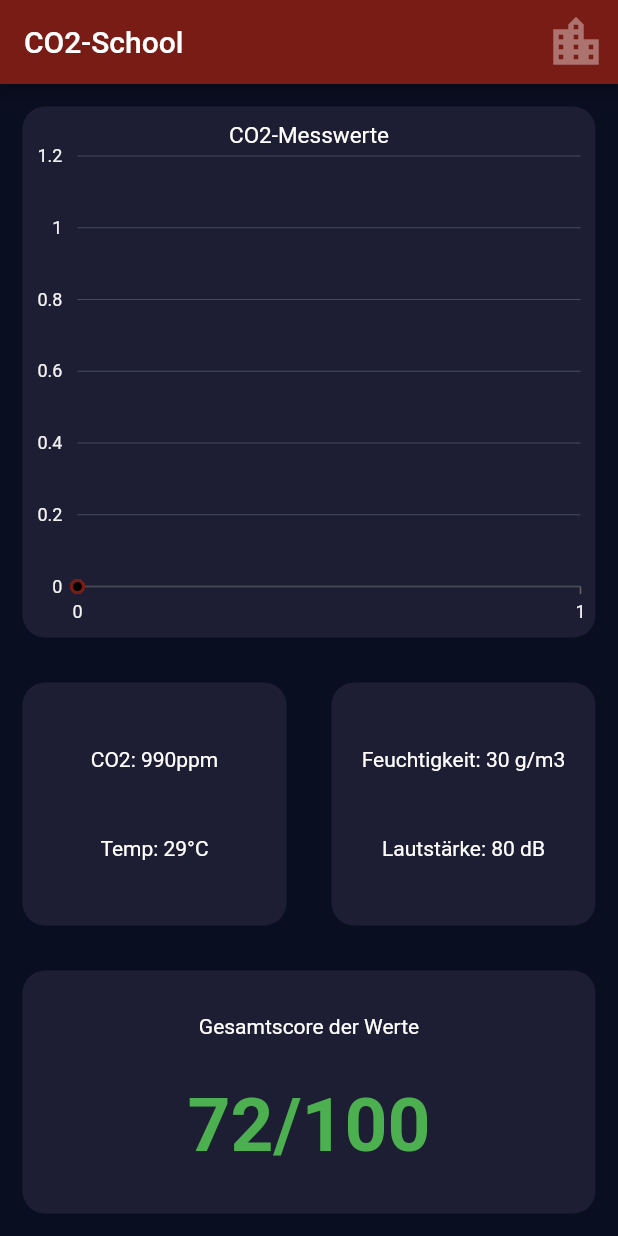
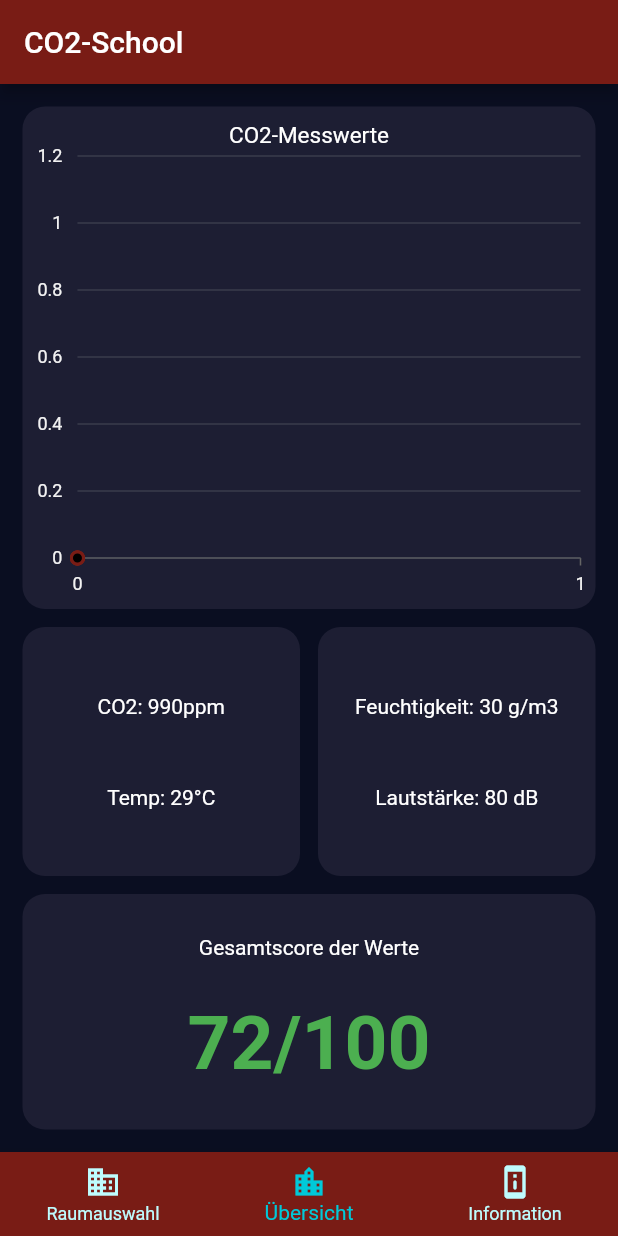
Before and after one commit to SirSimon04/flutter_co2, a Flutter app: the screen it shows after launch, on a phone screen of 412 x 824 dp. Run offline on Flutter 3.47's test engine with Material 2 defaults, Android fonts, the phone set to English and light mode, and no system bars; our stand-ins replace syncfusion_flutter_charts; network calls fail.

Commit message:
BottomAppBarAdded

```diff
--- /dev/null
+++ b/lib/choose_room.dart
@@ -0,0 +1,13 @@
+import 'package:flutter/material.dart';
+import 'package:flutter/widgets.dart';
+
+class RoomPickerWidget extends StatelessWidget {
+  @override
+  Widget build(BuildContext context) {
+    return Container(
+      child: Center(
+        child: Text('Wähle einen Raum aus'),
+      ),
+    );
+  }
+}
--- a/lib/co2_screen.dart
+++ b/lib/co2_screen.dart
@@ -84,6 +84,8 @@ class _Co2ScreenState extends State<Co2Screen> {
         Expanded(
           flex: 2,
           child: ReusableCard(
+            edgeInsets: EdgeInsets.fromLTRB(
+                edgeInsetBig, edgeInsetBig, edgeInsetBig, edgeInsetSmall),
             color: kExpandedCardActiveColor,
             cardChild: SfCartesianChart(
               plotAreaBorderWidth: 0,
@@ -108,6 +110,8 @@ class _Co2ScreenState extends State<Co2Screen> {
             children: <Widget>[
               Expanded(
                 child: ReusableCard(
+                  edgeInsets: EdgeInsets.fromLTRB(edgeInsetBig, edgeInsetSmall,
+                      edgeInsetSmall, edgeInsetSmall),
                   color: kExpandedCardActiveColor,
                   cardChild: Column(
                     mainAxisAlignment: MainAxisAlignment.spaceEvenly,
@@ -117,6 +121,8 @@ class _Co2ScreenState extends State<Co2Screen> {
               ),
               Expanded(
                 child: ReusableCard(
+                  edgeInsets: EdgeInsets.fromLTRB(edgeInsetSmall,
+                      edgeInsetSmall, edgeInsetBig, edgeInsetSmall),
                   color: kExpandedCardActiveColor,
                   cardChild: Column(
                     mainAxisAlignment: MainAxisAlignment.spaceEvenly,
@@ -135,6 +141,8 @@ class _Co2ScreenState extends State<Co2Screen> {
           children: [
             Expanded(
               child: ReusableCard(
+                edgeInsets: EdgeInsets.fromLTRB(
+                    edgeInsetBig, edgeInsetSmall, edgeInsetBig, edgeInsetBig),
                 color: kExpandedCardActiveColor,
                 cardChild: Column(
                   mainAxisAlignment: MainAxisAlignment.spaceEvenly,
--- a/lib/constants.dart
+++ b/lib/constants.dart
@@ -2,4 +2,12 @@ import 'package:flutter/widgets.dart';
 
 const Color kRedGew = Color(0xFF791C15);
 
+const Color kAccentColor = Color(0xFF00C9D9);
+
+const Color kInactiveBottomItem = Color(0xFFBEFCFE);
+
 const kExpandedCardActiveColor = Color(0xFF1D1E33);
+
+const double edgeInsetBig = 15.0;
+
+const double edgeInsetSmall = 6.0;
--- /dev/null
+++ b/lib/info.dart
@@ -0,0 +1,13 @@
+import 'package:flutter/material.dart';
+import 'package:flutter/widgets.dart';
+
+class InformationWidget extends StatelessWidget {
+  @override
+  Widget build(BuildContext context) {
+    return Container(
+      child: Center(
+        child: Text('Infos'),
+      ),
+    );
+  }
+}
--- a/lib/main.dart
+++ b/lib/main.dart
@@ -1,8 +1,5 @@
+import 'manager.dart';
 import 'package:flutter/material.dart';
-import 'package:flutter_boxicons/flutter_boxicons.dart';
-import 'co2_screen.dart';
-import 'constants.dart';
-import 'package:font_awesome_flutter/font_awesome_flutter.dart';
 
 void main() => runApp(MyApp());
 
@@ -10,24 +7,12 @@ class MyApp extends StatelessWidget {
   @override
   Widget build(BuildContext context) {
     return MaterialApp(
-      debugShowCheckedModeBanner: false,
-      theme: ThemeData.dark().copyWith(
-        primaryColor: Color(0xFF0A0E21),
-        scaffoldBackgroundColor: Color(0xFF0A0E21),
-      ),
-      home: Scaffold(
-        body: Co2Screen(),
-        appBar: AppBar(
-          backgroundColor: kRedGew,
-          title: Text('CO2-School'),
-          actions: [
-            IconButton(
-              icon: Icon(Icons.location_city),
-              iconSize: 40.0,
-            ),
-          ],
+        debugShowCheckedModeBanner: false,
+        theme: ThemeData.dark().copyWith(
+          primaryColor: Color(0xFF0A0E21),
+          scaffoldBackgroundColor: Color(0xFF0A0E21),
         ),
-      ),
-    );
+        title: 'CO2',
+        home: HomePage());
   }
 }
--- /dev/null
+++ b/lib/manager.dart
@@ -0,0 +1,63 @@
+import 'package:flutter/material.dart';
+import 'package:flutter/widgets.dart';
+import 'constants.dart';
+import 'choose_room.dart';
+import 'co2_screen.dart';
+import 'info.dart';
+
+class HomePage extends StatefulWidget {
+  HomePage({Key key}) : super(key: key);
+
+  @override
+  HomePageState createState() => HomePageState();
+}
+
+class HomePageState extends State<HomePage> {
+  int selectedIndex = 1;
+  final widgetOptions = [
+    InformationWidget(),
+    Co2Screen(),
+    RoomPickerWidget(),
+  ];
+
+  @override
+  Widget build(BuildContext context) {
+    return Scaffold(
+      appBar: AppBar(
+        backgroundColor: kRedGew,
+        title: Text('CO2-School'),
+      ),
+      body: Center(
+        child: widgetOptions.elementAt(selectedIndex),
+      ),
+      bottomNavigationBar: BottomNavigationBar(
+        items: <BottomNavigationBarItem>[
+          BottomNavigationBarItem(
+            icon: Icon(Icons.business),
+            label: 'Raumauswahl',
+          ),
+          BottomNavigationBarItem(
+            icon: Icon(Icons.location_city),
+            label: 'Übersicht',
+            backgroundColor: kInactiveBottomItem,
+          ),
+          BottomNavigationBarItem(
+            icon: Icon(Icons.perm_device_information_rounded),
+            label: 'Information',
+          ),
+        ],
+        backgroundColor: kRedGew,
+        currentIndex: selectedIndex,
+        fixedColor: kAccentColor,
+        unselectedItemColor: kInactiveBottomItem,
+        onTap: onItemTapped,
+      ),
+    );
+  }
+
+  void onItemTapped(int index) {
+    setState(() {
+      selectedIndex = index;
+    });
+  }
+}
--- a/lib/reusable_card.dart
+++ b/lib/reusable_card.dart
@@ -2,11 +2,16 @@ import 'package:flutter/material.dart';
 import 'package:flutter/widgets.dart';
 
 class ReusableCard extends StatelessWidget {
-  ReusableCard({@required this.color, this.cardChild, this.onPress});
+  ReusableCard(
+      {@required this.color,
+      this.cardChild,
+      this.onPress,
+      @required this.edgeInsets});
 
   final Color color;
   final Widget cardChild;
   final Function onPress;
+  final EdgeInsets edgeInsets;
 
   @override
   Widget build(BuildContext context) {
@@ -14,7 +19,7 @@ class ReusableCard extends StatelessWidget {
       onTap: onPress,
       child: Container(
         child: cardChild,
-        margin: EdgeInsets.all(15.0),
+        margin: edgeInsets,
         decoration: BoxDecoration(
           color: color,
           borderRadius: BorderRadius.circular(15.0),
```
Also changed, not shown: Screens/2020-12-14 00-08-44 Screenshot.jpg (added), 1 other file.
